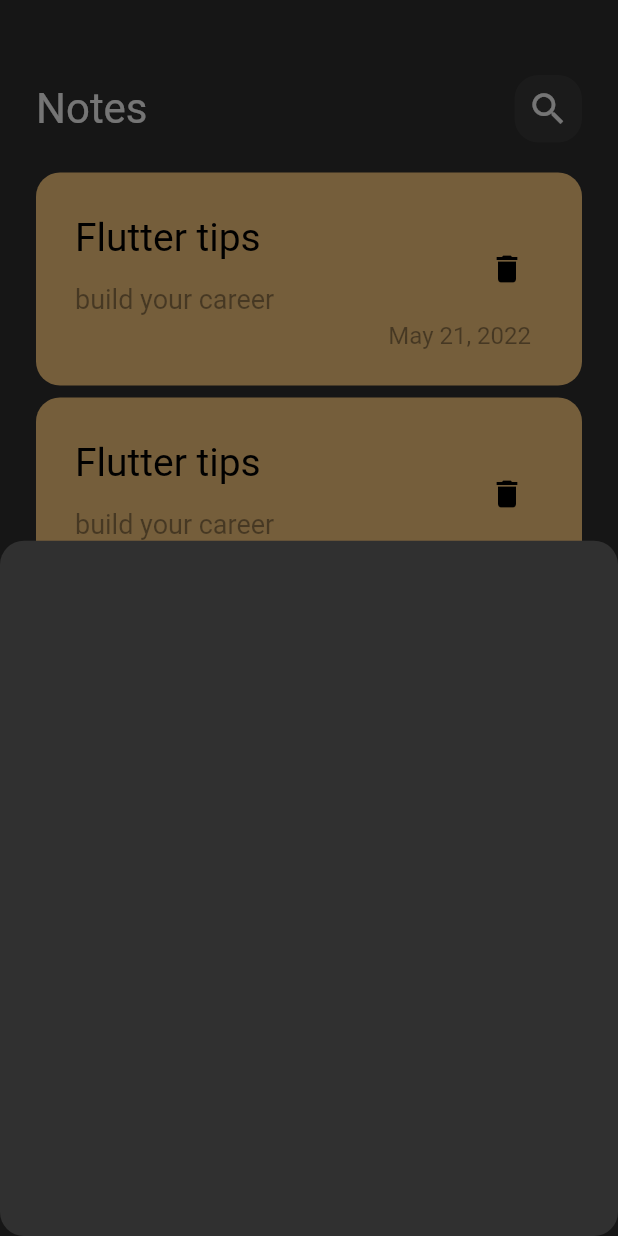
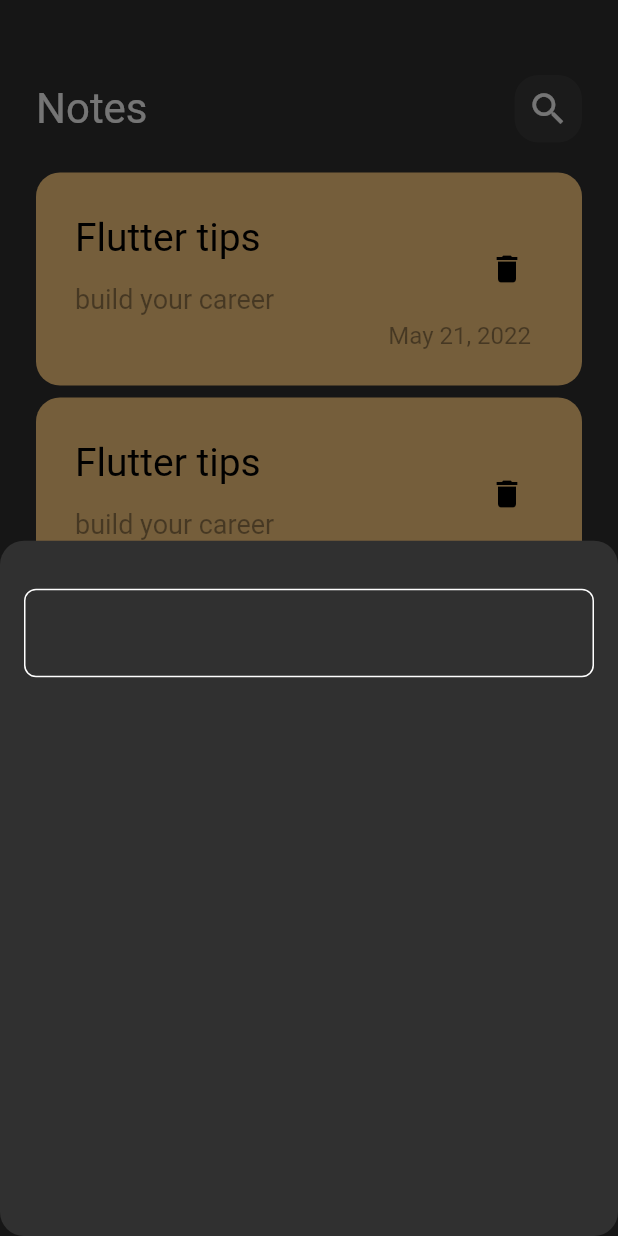
Before and after one commit to alexanderell/dia_note, a Flutter app: the screen it shows after launch, after a tap on the "add" icon, on a phone screen of 412 x 824 dp. Run offline on Flutter 3.47's test engine with Material 2 defaults, Android fonts, the phone set to English and light mode, and no system bars.

Commit message:
Mini change

```diff
--- a/lib/views/widgets/note_bottom_sheet.dart
+++ b/lib/views/widgets/note_bottom_sheet.dart
@@ -1,10 +1,21 @@
 import 'package:flutter/material.dart';
+import 'package:progprojekt/views/widgets/custom_text_field.dart';
 
 class NoteBottomSheet extends StatelessWidget {
   const NoteBottomSheet({Key? key}) : super(key: key);
 
   @override
   Widget build(BuildContext context) {
-    return Container();
+    return Padding(
+      padding: const EdgeInsets.symmetric(horizontal: 16),
+      child: Column(
+        children: [
+          SizedBox(
+            height: 32,
+          ),
+          CustomTextField(),
+        ],
+      ),
+    );
   }
 }
```
